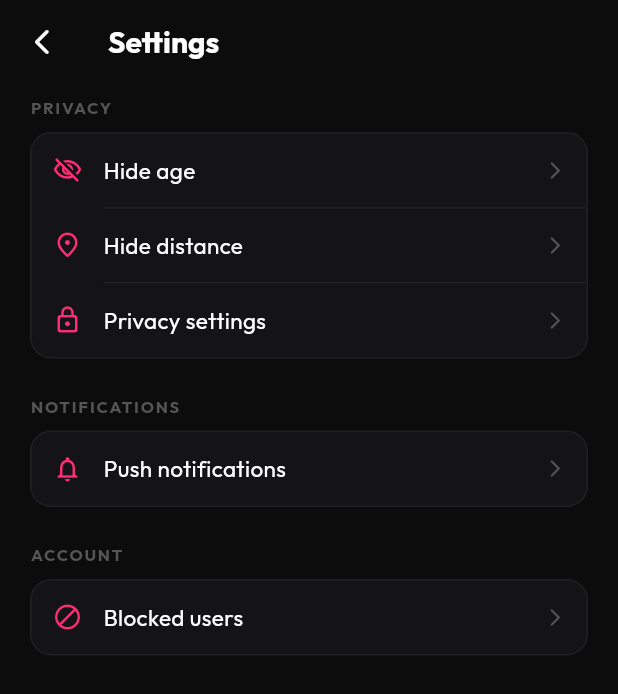
After one commit to alienhousenetworks/datingapp_flutterapp, a Flutter app: the SettingsScreen screen opened directly, on a phone screen of 412 x 824 dp. The commit adds this screen. Shown: the top 694 px of the screen. Run offline on Flutter 3.47's test engine with Material 3 defaults, Android fonts, the phone set to English and light mode, and no system bars; our stand-ins replace cached_network_image, connectivity_plus, device_info_plus, dio, flutter_image_compress, flutter_riverpod and 8 more; missing offline and left inert: flutter_webrtc; accounts and stored records are empty; network calls fail.

Commit message:
settings screen

```diff
--- a/lib/screens/profile/my_profile_screen.dart
+++ b/lib/screens/profile/my_profile_screen.dart
@@ -19,6 +19,7 @@ import '../../utils/profile_completeness.dart';
 import '../../services/verification_service.dart';
 import 'theme_picker_screen.dart';
 import 'my_avatar_screen.dart';
+import 'settings_screen.dart';
 
 class MyProfileScreen extends ConsumerStatefulWidget {
   const MyProfileScreen({super.key});
@@ -686,6 +687,16 @@ class _MyProfileScreenState extends ConsumerState<MyProfileScreen> {
       child: Column(
         children: [
           _ActionButton(
+            label: 'Settings',
+            icon: Icons.settings_outlined,
+            color: const Color(0xFF555555),
+            onTap: () => Navigator.push(
+              context,
+              MaterialPageRoute(builder: (_) => const SettingsScreen()),
+            ),
+          ),
+          const SizedBox(height: 10),
+          _ActionButton(
             label: 'Subscription',
             icon: Icons.star_rounded,
             color: const Color(0xFFFFD700),
--- /dev/null
+++ b/lib/screens/profile/settings_screen.dart
@@ -0,0 +1,171 @@
+import 'package:flutter/material.dart';
+import 'package:google_fonts/google_fonts.dart';
+
+class SettingsScreen extends StatelessWidget {
+  const SettingsScreen({super.key});
+
+  @override
+  Widget build(BuildContext context) {
+    return Scaffold(
+      backgroundColor: const Color(0xFF0C0C0C),
+      appBar: AppBar(
+        backgroundColor: const Color(0xFF0C0C0C),
+        elevation: 0,
+        leading: IconButton(
+          icon: const Icon(Icons.arrow_back_ios_new_rounded,
+              color: Colors.white, size: 20),
+          onPressed: () => Navigator.pop(context),
+        ),
+        title: Text(
+          'Settings',
+          style: GoogleFonts.outfit(
+            color: Colors.white,
+            fontSize: 20,
+            fontWeight: FontWeight.w700,
+          ),
+        ),
+      ),
+      body: ListView(
+        padding: const EdgeInsets.fromLTRB(20, 8, 20, 40),
+        children: [
+          _SettingsSection(
+            title: 'Privacy',
+            items: [
+              _SettingsItem(
+                icon: Icons.visibility_off_outlined,
+                label: 'Hide age',
+                onTap: () {},
+              ),
+              _SettingsItem(
+                icon: Icons.place_outlined,
+                label: 'Hide distance',
+                onTap: () {},
+              ),
+              _SettingsItem(
+                icon: Icons.lock_outline_rounded,
+                label: 'Privacy settings',
+                onTap: () {},
+              ),
+            ],
+          ),
+          const SizedBox(height: 24),
+          _SettingsSection(
+            title: 'Notifications',
+            items: [
+              _SettingsItem(
+                icon: Icons.notifications_outlined,
+                label: 'Push notifications',
+                onTap: () {},
+              ),
+            ],
+          ),
+          const SizedBox(height: 24),
+          _SettingsSection(
+            title: 'Account',
+            items: [
+              _SettingsItem(
+                icon: Icons.block_outlined,
+                label: 'Blocked users',
+                onTap: () {},
+              ),
+            ],
+          ),
+        ],
+      ),
+    );
+  }
+}
+
+// ─── Section with title + grouped items ─────────────────────
+class _SettingsSection extends StatelessWidget {
+  final String title;
+  final List<_SettingsItem> items;
+
+  const _SettingsSection({
+    required this.title,
+    required this.items,
+  });
+
+  @override
+  Widget build(BuildContext context) {
+    return Column(
+      crossAxisAlignment: CrossAxisAlignment.start,
+      children: [
+        Padding(
+          padding: const EdgeInsets.only(bottom: 8),
+          child: Text(
+            title.toUpperCase(),
+            style: GoogleFonts.outfit(
+              color: const Color(0xFF555555),
+              fontSize: 11,
+              fontWeight: FontWeight.w700,
+              letterSpacing: 1.2,
+            ),
+          ),
+        ),
+        Container(
+          decoration: BoxDecoration(
+            color: const Color(0xFF141416),
+            borderRadius: BorderRadius.circular(14),
+            border: Border.all(color: const Color(0xFF202024)),
+          ),
+          child: Column(
+            children: [
+              for (int i = 0; i < items.length; i++) ...[
+                items[i],
+                if (i < items.length - 1)
+                  const Divider(
+                    height: 1,
+                    thickness: 1,
+                    color: Color(0xFF202024),
+                    indent: 48,
+                  ),
+              ],
+            ],
+          ),
+        ),
+      ],
+    );
+  }
+}
+
+// ─── Individual settings row ─────────────────────────────────
+class _SettingsItem extends StatelessWidget {
+  final IconData icon;
+  final String label;
+  final VoidCallback onTap;
+
+  const _SettingsItem({
+    required this.icon,
+    required this.label,
+    required this.onTap,
+  });
+
+  @override
+  Widget build(BuildContext context) {
+    return GestureDetector(
+      onTap: onTap,
+      behavior: HitTestBehavior.opaque,
+      child: Padding(
+        padding: const EdgeInsets.symmetric(horizontal: 14, vertical: 14),
+        child: Row(
+          children: [
+            Icon(icon, color: const Color(0xFFFF2E74), size: 20),
+            const SizedBox(width: 14),
+            Expanded(
+              child: Text(
+                label,
+                style: GoogleFonts.outfit(
+                  color: Colors.white,
+                  fontSize: 15,
+                ),
+              ),
+            ),
+            const Icon(Icons.arrow_forward_ios_rounded,
+                color: Color(0xFF555555), size: 14),
+          ],
+        ),
+      ),
+    );
+  }
+}
```
